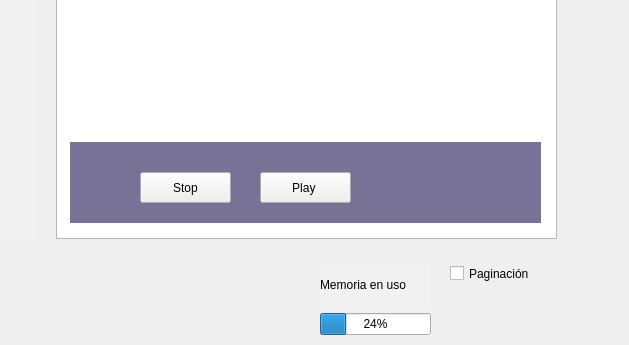
lazhero/RadioOdyssey, file Proyecto1-Radio/widget.ui: the form before one commit; both pictures show x 240 to 869 and y 278 to 623 of the 869 by 623 pixel window.
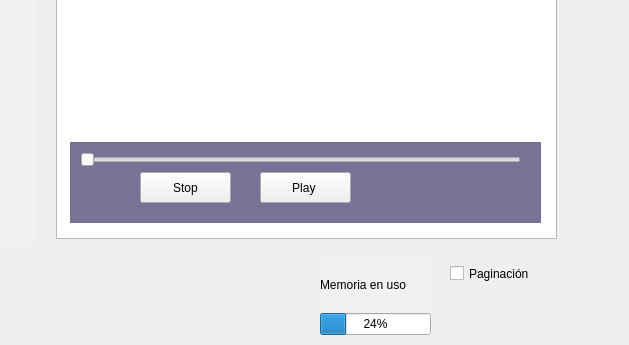
The form after the commit.

```diff
--- a/Proyecto1-Radio/widget.ui
+++ b/Proyecto1-Radio/widget.ui
@@ -223,6 +223,19 @@
     </size>
    </property>
   </widget>
+  <widget class="QSlider" name="timeBar">
+   <property name="geometry">
+    <rect>
+     <x>320</x>
+     <y>430</y>
+     <width>441</width>
+     <height>16</height>
+    </rect>
+   </property>
+   <property name="orientation">
+    <enum>Qt::Horizontal</enum>
+   </property>
+  </widget>
   <zorder>listView</zorder>
   <zorder>label</zorder>
   <zorder>checkBox</zorder>
@@ -231,6 +244,7 @@
   <zorder>layoutWidget</zorder>
   <zorder>PlayB</zorder>
   <zorder>PlayB_2</zorder>
+  <zorder>timeBar</zorder>
  </widget>
  <tabstops>
   <tabstop>checkBox</tabstop>
```
